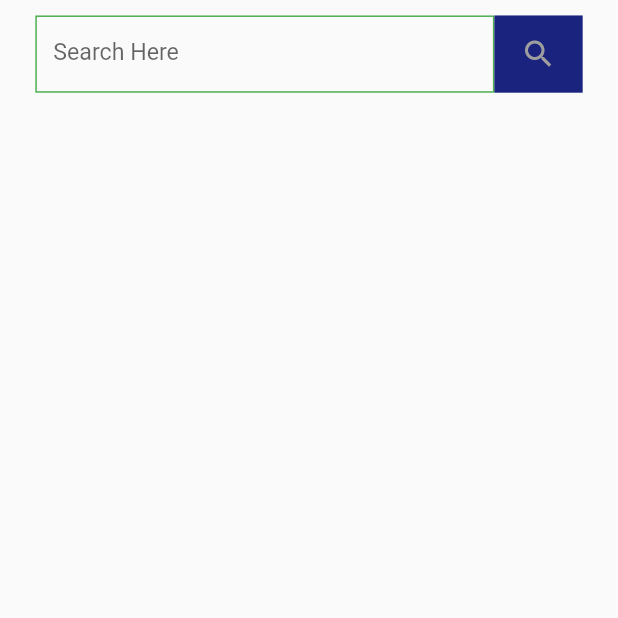
After one commit to nknaeem20/ecommerceproject, a Flutter app: the Homepage screen opened directly, on a phone screen of 412 x 824 dp, the top half of it. The commit adds this screen. Run offline on Flutter 3.47's test engine with Material 2 defaults, Android fonts, the light colour scheme and no system bars; our stand-ins replace firebase_auth, firebase_core, flutter_screenutil, fluttertoast; accounts and stored records are empty.

Commit message:
navigator pages

```diff
--- /dev/null
+++ b/lib/navigator/homepage.dart
@@ -0,0 +1,59 @@
+import 'package:ecommerceproject/const/appcolor.dart';
+import 'package:flutter/material.dart';
+import 'package:flutter_screenutil/flutter_screenutil.dart';
+class Homepage extends StatefulWidget {
+  const Homepage({ Key? key }) : super(key: key);
+
+  @override
+  _HomepageState createState() => _HomepageState();
+}
+
+class _HomepageState extends State<Homepage> {
+  @override
+  Widget build(BuildContext context) {
+    return Scaffold(
+      body: SafeArea(
+        child: Container(
+          child: Column(
+            children: [
+              Padding(
+                padding:  EdgeInsets.only(left: 20.w,right: 20.w,top: 10.h),
+                child: Row(
+                  children: [
+                    Expanded(child: SizedBox(
+                      height: 50.h,
+                      child: TextFormField(
+                        decoration: InputDecoration(
+                          fillColor: Colors.white,
+                          focusedBorder: OutlineInputBorder(
+                            borderRadius: BorderRadius.all(Radius.circular(0)),
+                            borderSide: BorderSide(color: Colors.blue),
+                            ),
+                            enabledBorder: OutlineInputBorder(
+                            borderRadius: BorderRadius.all(Radius.circular(0)),
+                            borderSide: BorderSide(color: Colors.green),
+                            ),
+                            hintText: "Search Here",
+                            hintStyle: TextStyle(
+                              fontSize: 15.sp,
+                            ),
+                        )
+                      ),
+                    ),
+                    ),
+                    Container(
+                  color: appcolor.mycolor,
+                  height: 50.h,
+                  width: 50.w,
+                  child: Icon(Icons.search,color: Colors.grey),
+                )
+                  ],
+                ),
+              ),
+
+            ],
+          ),
+      ))
+    );
+  }
+}
--- a/lib/ui/navigator.dart
+++ b/lib/ui/navigator.dart
@@ -1,4 +1,8 @@
 import 'package:ecommerceproject/const/appcolor.dart';
+import 'package:ecommerceproject/navigator/addtocart.dart';
+import 'package:ecommerceproject/navigator/favorite.dart';
+import 'package:ecommerceproject/navigator/homepage.dart';
+import 'package:ecommerceproject/navigator/profile.dart';
 import 'package:flutter/material.dart';
 class Homewidget extends StatefulWidget {
   const Homewidget({ Key? key }) : super(key: key);
@@ -9,6 +13,13 @@ class Homewidget extends StatefulWidget {
 
 class _HomewidgetState extends State<Homewidget> {
   @override
+  var indexpage = 0;
+  final page = [
+    Homepage(),
+    Favoritewidget(),
+    Cartwidget(),
+    Profilewidget(),
+  ];
   Widget build(BuildContext context) {
     return MaterialApp(
       debugShowCheckedModeBanner: false,
@@ -27,8 +38,13 @@ class _HomewidgetState extends State<Homewidget> {
           BottomNavigationBarItem(icon: Icon(Icons.person),label:"Profile"),
 
         ],
-        onTap: (index){},
+        onTap: (index){
+          setState(() {
+            indexpage = index;
+          });
+        },
         ),
+        body: page[indexpage],
       ),
 
     );
```
Also changed, not shown: lib/navigator/addtocart.dart (added, +17 -0 lines), lib/navigator/favorite.dart (added, +17 -0 lines), lib/navigator/profile.dart (added, +16 -0 lines).
